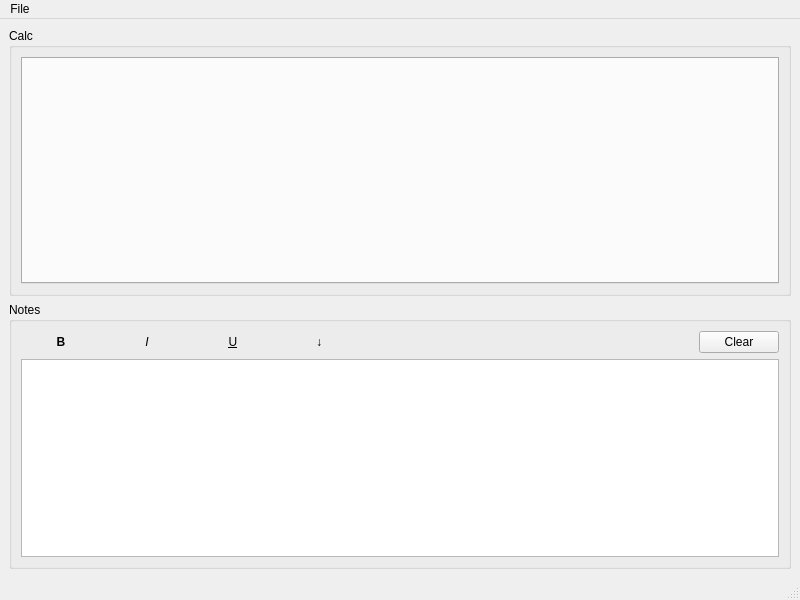
Above: src/vodigui.ui from maxses/vodi before the change. Below: the same form after it.
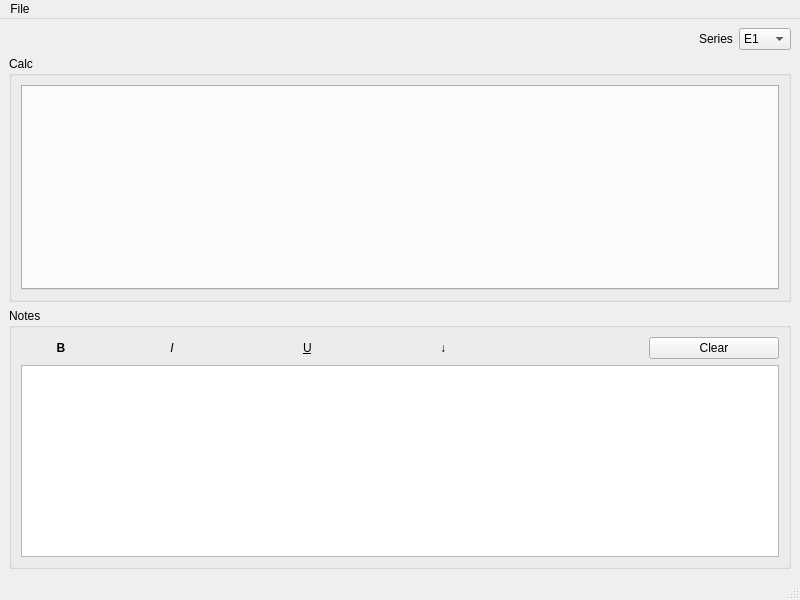
That is the form after the change.

Commit message:
Support changing E-Series
There are E12, E24 and E48. E1 is for testing only.

The edit to the form file:
```diff
--- a/src/vodigui.ui
+++ b/src/vodigui.ui
@@ -15,7 +15,60 @@
   </property>
   <widget class="QWidget" name="centralwidget">
    <layout class="QGridLayout" name="gridLayout">
-    <item row="2" column="0" colspan="2">
+    <item row="1" column="0" colspan="3">
+     <widget class="QGroupBox" name="groupBox">
+      <property name="title">
+       <string>Calc</string>
+      </property>
+      <layout class="QGridLayout" name="gridLayout_2">
+       <item row="0" column="0">
+        <widget class="QTabWidget" name="tabWidget">
+         <property name="currentIndex">
+          <number>-1</number>
+         </property>
+        </widget>
+       </item>
+      </layout>
+     </widget>
+    </item>
+    <item row="0" column="2">
+     <widget class="QComboBox" name="comboSeries">
+      <item>
+       <property name="text">
+        <string>E1</string>
+       </property>
+      </item>
+      <item>
+       <property name="text">
+        <string>E12</string>
+       </property>
+      </item>
+      <item>
+       <property name="text">
+        <string>E24</string>
+       </property>
+      </item>
+      <item>
+       <property name="text">
+        <string>E48</string>
+       </property>
+      </item>
+     </widget>
+    </item>
+    <item row="0" column="0">
+     <spacer name="horizontalSpacer_2">
+      <property name="orientation">
+       <enum>Qt::Horizontal</enum>
+      </property>
+      <property name="sizeHint" stdset="0">
+       <size>
+        <width>40</width>
+        <height>20</height>
+       </size>
+      </property>
+     </spacer>
+    </item>
+    <item row="2" column="0" colspan="3">
      <widget class="QGroupBox" name="groupBox_2">
       <property name="title">
        <string>Notes</string>
@@ -24,7 +77,7 @@
        <item row="0" column="4">
         <spacer name="horizontalSpacer">
          <property name="orientation">
-          <enum>Qt::Orientation::Horizontal</enum>
+          <enum>Qt::Vertical</enum>
          </property>
          <property name="sizeHint" stdset="0">
           <size>
@@ -62,6 +115,7 @@
          </property>
          <property name="font">
           <font>
+           <weight>75</weight>
            <bold>true</bold>
           </font>
          </property>
@@ -117,20 +171,11 @@
       </layout>
      </widget>
     </item>
-    <item row="1" column="0" colspan="2">
-     <widget class="QGroupBox" name="groupBox">
-      <property name="title">
-       <string>Calc</string>
+    <item row="0" column="1">
+     <widget class="QLabel" name="label">
+      <property name="text">
+       <string>Series</string>
       </property>
-      <layout class="QGridLayout" name="gridLayout_2">
-       <item row="0" column="0">
-        <widget class="QTabWidget" name="tabWidget">
-         <property name="currentIndex">
-          <number>-1</number>
-         </property>
-        </widget>
-       </item>
-      </layout>
      </widget>
     </item>
    </layout>
```
The commit also changes 9 other files.
